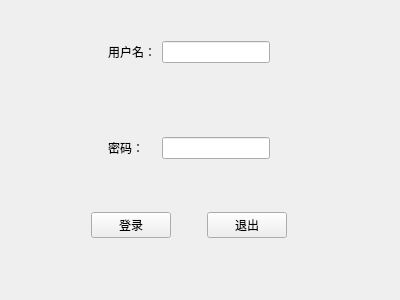
xifeng0126/Planner_teamwork, file planner_teamwork/login.ui: the form before one commit.
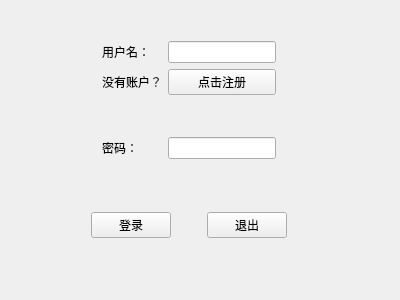
The form after the commit.

Commit message: Added Function On Login and Signup

Diff of the .ui file:
```diff
--- a/planner_teamwork/login.ui
+++ b/planner_teamwork/login.ui
@@ -122,7 +122,14 @@
       </property>
      </spacer>
     </item>
-    <item row="1" column="2">
+    <item row="0" column="1">
+     <widget class="QLabel" name="label">
+      <property name="text">
+       <string>用户名：</string>
+      </property>
+     </widget>
+    </item>
+    <item row="2" column="3">
      <spacer name="verticalSpacer">
       <property name="orientation">
        <enum>Qt::Vertical</enum>
@@ -135,31 +142,17 @@
       </property>
      </spacer>
     </item>
-    <item row="0" column="2">
+    <item row="0" column="3">
      <widget class="QLineEdit" name="userName"/>
     </item>
-    <item row="2" column="1">
+    <item row="4" column="1">
      <widget class="QLabel" name="label_2">
       <property name="text">
        <string>密码：</string>
       </property>
      </widget>
     </item>
-    <item row="2" column="2">
-     <widget class="QLineEdit" name="passWord">
-      <property name="echoMode">
-       <enum>QLineEdit::Password</enum>
-      </property>
-     </widget>
-    </item>
-    <item row="0" column="1">
-     <widget class="QLabel" name="label">
-      <property name="text">
-       <string>用户名：</string>
-      </property>
-     </widget>
-    </item>
-    <item row="0" column="3">
+    <item row="0" column="4">
      <spacer name="horizontalSpacer_5">
       <property name="orientation">
        <enum>Qt::Horizontal</enum>
@@ -172,6 +165,30 @@
       </property>
      </spacer>
     </item>
+    <item row="4" column="3">
+     <widget class="QLineEdit" name="passWord">
+      <property name="echoMode">
+       <enum>QLineEdit::Password</enum>
+      </property>
+     </widget>
+    </item>
+    <item row="1" column="1">
+     <widget class="QLabel" name="label_3">
+      <property name="text">
+       <string>没有账户？</string>
+      </property>
+     </widget>
+    </item>
+    <item row="1" column="3">
+     <widget class="QPushButton" name="goToSignUp">
+      <property name="text">
+       <string>点击注册</string>
+      </property>
+      <property name="checkable">
+       <bool>false</bool>
+      </property>
+     </widget>
+    </item>
    </layout>
   </widget>
  </widget>
```
The commit also changes 27 other files.
